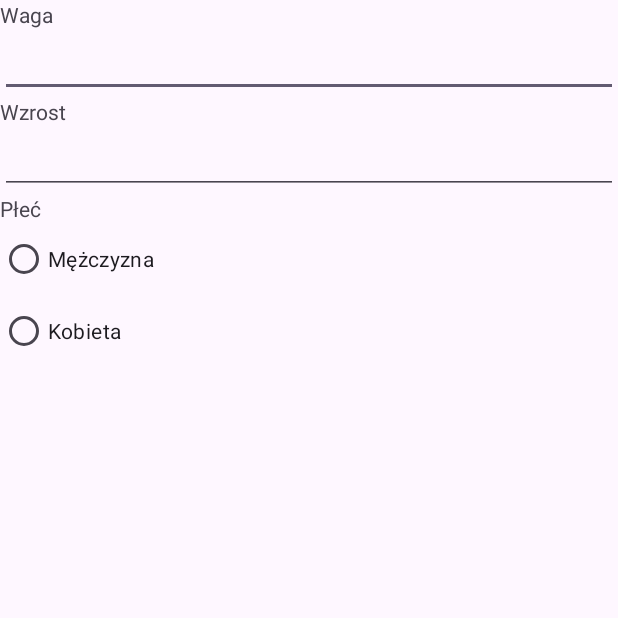
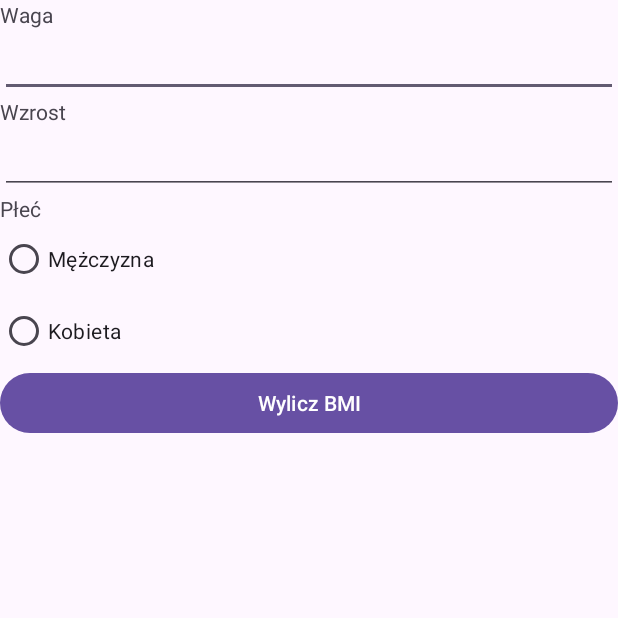
Before and after one commit to rdominiak/07_zadanie4, an Android app: the screen it shows after launch (MainActivity), on a phone screen of 412 x 824 dp, the top half of it. Run offline under Robolectric (Android 15) with nearby library versions, the phone set to English and light mode, and no system bars.

Commit message:
Dodano przycisk

```diff
--- a/app/src/main/res/layout/activity_main.xml
+++ b/app/src/main/res/layout/activity_main.xml
@@ -52,10 +52,11 @@
         app:layout_constraintTop_toBottomOf="@+id/textView2" />
 
     <RadioGroup
+        android:id="@+id/radioGroup"
         android:layout_width="wrap_content"
         android:layout_height="wrap_content"
         app:layout_constraintStart_toStartOf="parent"
-        app:layout_constraintTop_toBottomOf="@+id/textView3" >
+        app:layout_constraintTop_toBottomOf="@+id/textView3">
 
         <RadioButton
             android:id="@+id/radioM"
@@ -69,4 +70,13 @@
             android:layout_height="wrap_content"
             android:text="Kobieta" />
     </RadioGroup>
+
+    <Button
+        android:id="@+id/button"
+        android:layout_width="0dp"
+        android:layout_height="wrap_content"
+        android:text="Wylicz BMI"
+        app:layout_constraintEnd_toEndOf="parent"
+        app:layout_constraintStart_toStartOf="parent"
+        app:layout_constraintTop_toBottomOf="@+id/radioGroup" />
 </androidx.constraintlayout.widget.ConstraintLayout>
```
